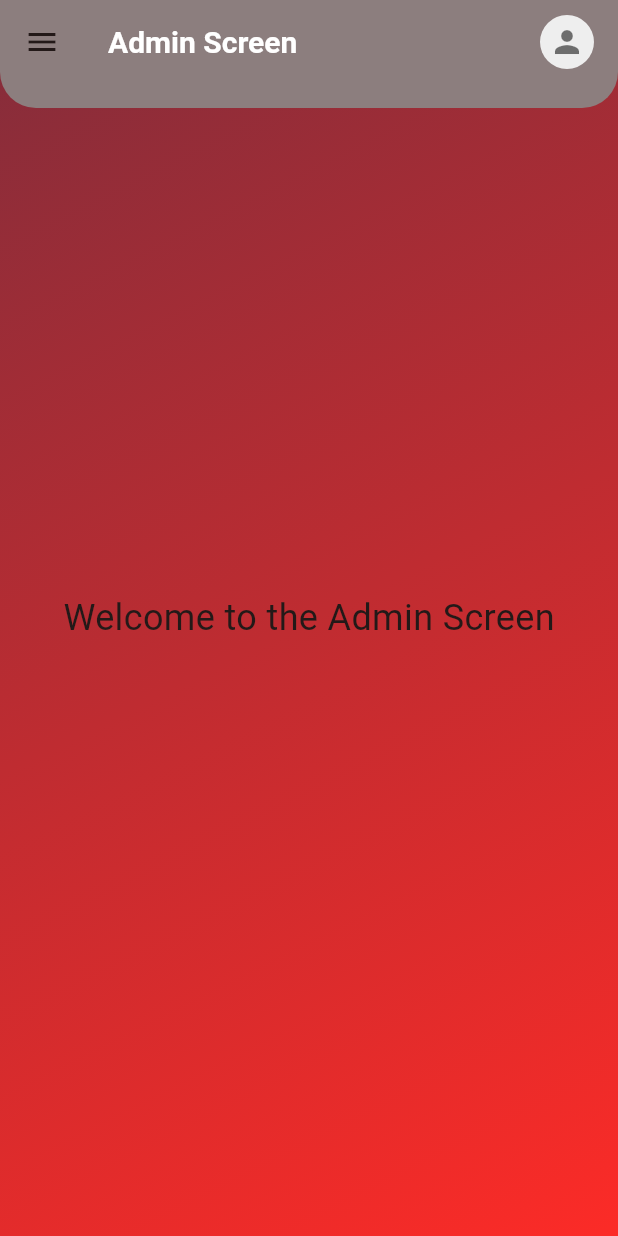
After one commit to hady-17/maliks_tasks, a Flutter app: the Adminscreen screen opened by its route, on a phone screen of 412 x 824 dp. The commit adds this screen. Run offline on Flutter 3.47's test engine with Material 3 defaults, Android fonts, the phone set to English and light mode, and no system bars; our stand-ins replace calendar_timeline, flutter_dotenv, shared_preferences, supabase_flutter; accounts and stored records are empty.

Commit message:
added admin screen

```diff
--- a/lib/main.dart
+++ b/lib/main.dart
@@ -15,6 +15,7 @@ import 'package:maliks_tasks/viewmodels/manager_metrics_provider.dart';
 import 'package:maliks_tasks/view/screens/create_task.dart';
 import 'package:maliks_tasks/view/screens/profile.dart';
 import './view/screens/manager_homeScreen.dart';
+import './view/screens/adminScreen.dart';
 import './view/screens/managerCreateTask.dart';
 import './view/screens/orderScreen.dart';
 import './view/screens/create_order.dart';
@@ -67,6 +68,7 @@ class MyApp extends StatelessWidget {
         '/create_order': (context) => const CreateOrderScreen(),
         '/profile': (context) => const ProfilePage(),
         '/manager_home': (context) => const ManagerHomescreen(),
+        '/admin': (context) => const Adminscreen(),
         '/manager_create_task': (context) => const ManagerCreateTaskScreen(),
         '/orders': (context) => const Orderscreen(),
         '/manager_dashboard': (context) => const ManagerDashboardScreen(),
@@ -153,6 +155,15 @@ class _RootPageState extends State<RootPage> {
         return;
       }
 
+      // If profile section is admin, navigate to admin screen
+      final section = profile['section'] ?? '';
+      if (section == 'admin') {
+        WidgetsBinding.instance.addPostFrameCallback((_) {
+          Navigator.pushReplacementNamed(context, '/admin', arguments: profile);
+        });
+        return;
+      }
+
       // Navigate based on role: managers to /manager_home, members to /home
       final role = profile['role'] ?? 'member';
       final route = (role == 'manager') ? '/manager_home' : '/home';
--- a/lib/view/auth/login.dart
+++ b/lib/view/auth/login.dart
@@ -35,6 +35,20 @@ class _LoginPageContentState extends State<_LoginPageContent> {
       ScaffoldMessenger.of(context).showSnackBar(
         const SnackBar(content: Text('Account created successfully!')),
       );
+
+      // If profile has an `active` field and it's not true, send user to unactive page
+      if (profile.containsKey('active') && profile['active'] != true) {
+        Navigator.pushReplacementNamed(context, '/unactive', arguments: profile);
+        return;
+      }
+
+      // If profile section is admin, navigate to admin screen
+      final section = profile['section'] ?? '';
+      if (section == 'admin') {
+        Navigator.pushReplacementNamed(context, '/admin', arguments: profile);
+        return;
+      }
+
       final role = profile['role'] ?? 'member';
       final route = (role == 'manager') ? '/manager_home' : '/home';
       Navigator.pushReplacementNamed(context, route, arguments: profile);
--- a/lib/view/auth/sign_in.dart
+++ b/lib/view/auth/sign_in.dart
@@ -41,6 +41,14 @@ class _SignInPageContentState extends State<_SignInPageContent> {
       ScaffoldMessenger.of(
         context,
       ).showSnackBar(const SnackBar(content: Text('Signed in successfully!')));
+
+      // If profile section is admin, navigate to admin screen
+      final section = profile['section'] ?? '';
+      if (section == 'admin') {
+        Navigator.pushReplacementNamed(context, '/admin', arguments: profile);
+        return;
+      }
+
       final role = profile['role'] ?? 'member';
       final route = (role == 'manager') ? '/manager_home' : '/home';
       Navigator.pushReplacementNamed(context, route, arguments: profile);
--- /dev/null
+++ b/lib/view/screens/adminScreen.dart
@@ -0,0 +1,64 @@
+import 'package:flutter/material.dart';
+import '../widgets/appBar.dart';
+
+class Adminscreen extends StatelessWidget {
+  const Adminscreen({super.key});
+
+  @override
+  Widget build(BuildContext context) {
+    return Scaffold(
+      extendBodyBehindAppBar: true,
+      appBar: const ModernAppBar(title: 'Admin Screen'),
+      body: Container(
+        alignment: Alignment.center,
+        decoration: BoxDecoration(
+          gradient: LinearGradient(
+            colors: gradiantColors,
+            begin: Alignment.topLeft,
+            end: Alignment.bottomRight,
+          ),
+        ),
+        child: const Text(
+          'Welcome to the Admin Screen',
+          style: TextStyle(fontSize: 24),
+        ),
+      ),
+      drawer: Drawer(
+        // Drawer content can be added here
+        child: ListView(
+          padding: EdgeInsets.zero,
+          children: const <Widget>[
+            DrawerHeader(
+              decoration: BoxDecoration(
+                gradient: LinearGradient(
+                  colors: gradiantColors,
+                  begin: Alignment.topCenter,
+                  end: Alignment.bottomCenter,
+                ),
+              ),
+              child: Text(
+                'Admin Menu',
+                style: TextStyle(color: Colors.white, fontSize: 24),
+              ),
+            ),
+            ListTile(
+              leading: Icon(Icons.dashboard),
+              title: Text('Dashboard'),
+              onTap: null,
+            ),
+            ListTile(
+              leading: Icon(Icons.settings),
+              title: Text('Settings'),
+              onTap: null,
+            ),
+          ],
+        ),
+      ),
+    );
+  }
+}
+
+const gradiantColors = [
+  Color.fromARGB(255, 130, 45, 59),
+  Color.fromARGB(255, 252, 43, 39),
+];
```
Also changed, not shown: lib/viewmodels/admin_ViewModel.dart (added).
